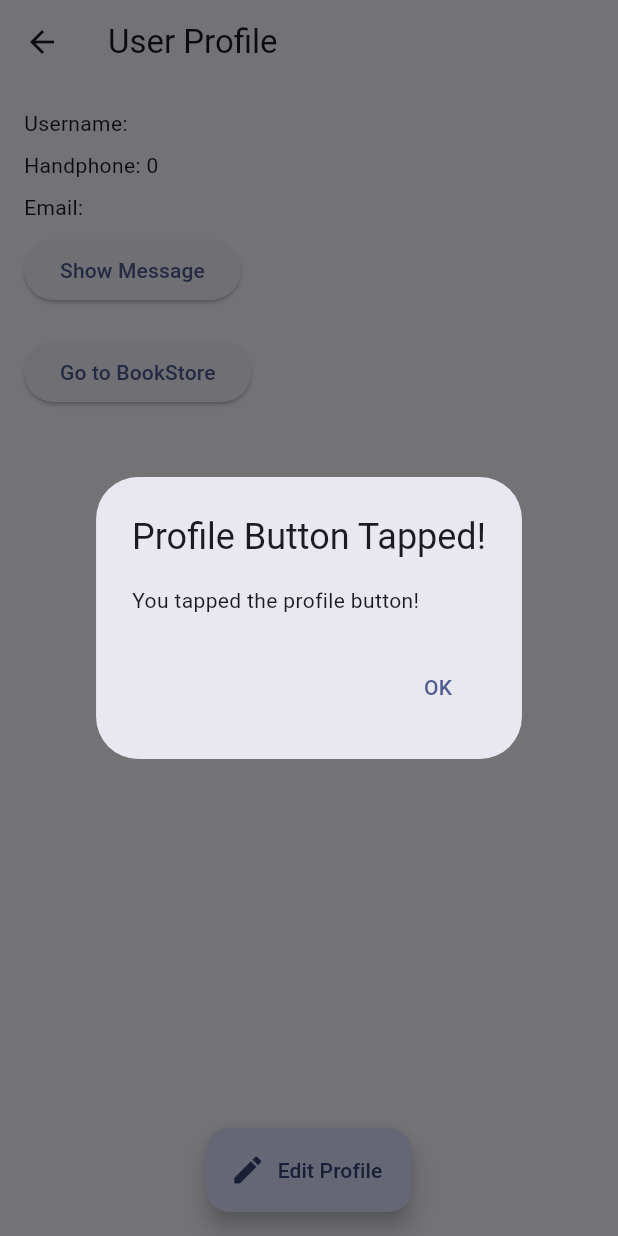
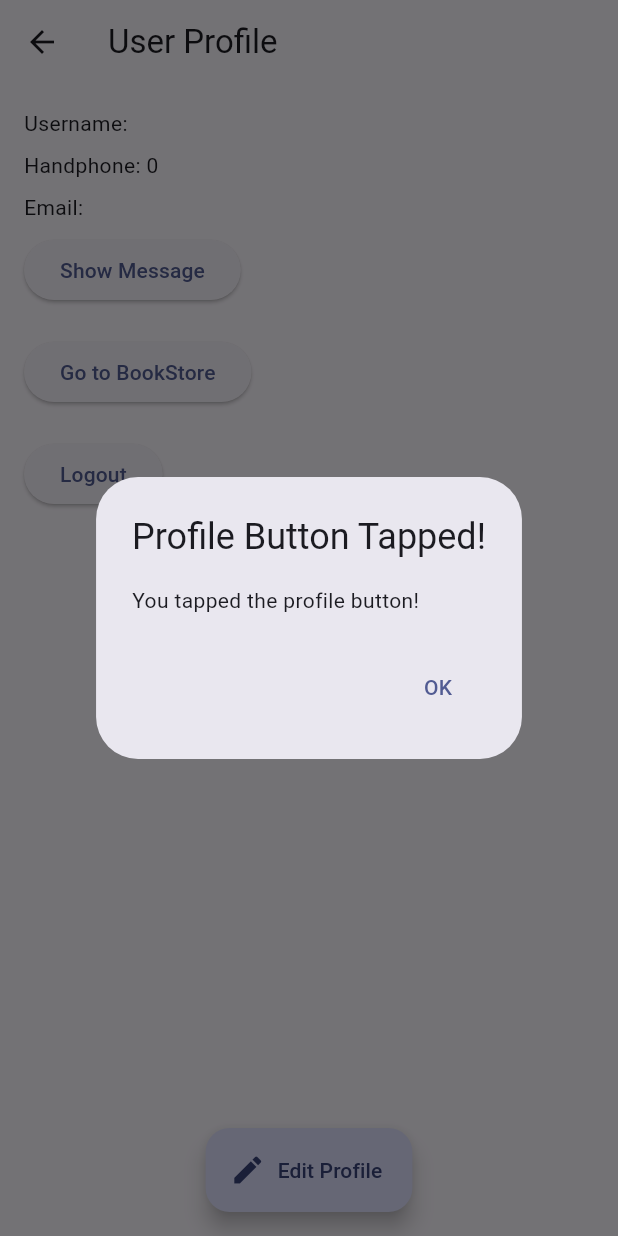
Before and after one commit to TK-PBP-F03/Readitique-mobile, a Flutter app: the ProfileScreen screen opened directly with empty values, after a tap on "Show Message", on a phone screen of 412 x 824 dp. Run offline on Flutter 3.47's test engine with Material 3 defaults, Android fonts, the light colour scheme and no system bars; missing offline and left inert: pbp_django_auth.

Commit message:
add logout

```diff
--- a/lib/homepage/book_list.dart
+++ b/lib/homepage/book_list.dart
@@ -17,7 +17,6 @@ List<NavigationItem> getNavigationItemList() {
   return <NavigationItem>[
     NavigationItem(Icons.home, "home"),
     NavigationItem(Icons.book, "book"),
-    NavigationItem(Icons.local_library, "library"),
     NavigationItem(Icons.person, "profile"),
   ];
 }
--- a/lib/screens/profile.dart
+++ b/lib/screens/profile.dart
@@ -1,30 +1,85 @@
 import 'dart:convert';
 
 import 'package:flutter/material.dart';
-import 'package:flutter/rendering.dart';
-import 'package:pbp_django_auth/pbp_django_auth.dart';
-import 'package:provider/provider.dart';
+import 'package:http/http.dart' as http;
+import 'package:readitique_mobile/main.dart';
 import 'package:readitique_mobile/models/userprofile.dart';
 import 'package:readitique_mobile/screens/wprofile.dart';
-import 'package:http/http.dart' as http;
-
 import "package:readitique_mobile/homepage/book_list.dart";
 
-void main() {
-  runApp(ProfileApp(user: "iniadminke2"));
+class LogoutHandler {
+  static Future<void> logout(BuildContext context) async {
+    var url = Uri.parse('http://127.0.0.1:8000/auth/logout/');
+    var response = await http.post(
+      url,
+      headers: {"Content-Type": "application/json"},
+    );
+
+    if (response.statusCode == 200) {
+      // Successfully logged out, navigate to the login screen
+      Navigator.pushReplacement(
+        context,
+        MaterialPageRoute(
+          builder: (context) => const MyApp(),
+        ),
+      );
+    } else {
+      // Handle logout failure
+      showDialog(
+        context: context,
+        builder: (BuildContext context) {
+          return AlertDialog(
+            title: const Text('Logout Failed'),
+            content: Text('Unable to logout. Please try again.'),
+            actions: [
+              TextButton(
+                onPressed: () {
+                  Navigator.of(context).pop();
+                },
+                child: Text('OK'),
+              ),
+            ],
+          );
+        },
+      );
+    }
+  }
 }
 
 class ProfileScreen extends StatelessWidget {
   final UserProfile userProfile;
 
   ProfileScreen({required this.userProfile}) {
-    // Initialize the variables in the constructor
     usernameNew = "kevin123";
     userNew = userProfile.username!;
   }
 
   late String usernameNew;
   late String userNew;
+
+  void _showMessage(BuildContext context) {
+    showDialog(
+      context: context,
+      builder: (BuildContext context) {
+        return AlertDialog(
+          title: Text('Profile Button Tapped!'),
+          content: Text('You tapped the profile button!'),
+          actions: [
+            TextButton(
+              onPressed: () {
+                Navigator.of(context).pop();
+              },
+              child: Text('OK'),
+            ),
+          ],
+        );
+      },
+    );
+  }
+
+  void _logout(BuildContext context) {
+    LogoutHandler.logout(context);
+  }
 
   @override
   Widget build(BuildContext context) {
@@ -43,34 +98,36 @@ class ProfileScreen extends StatelessWidget {
             SizedBox(height: 8),
             Text('Email: ${userProfile.email}'),
             SizedBox(height: 8),
-            //Text('Favorite Books: ${userProfile.favoriteBooks != null ? userProfile.favoriteBooks.join(", ") : "N/A"}'),
-            // SizedBox(height: 16),
-
             ElevatedButton(
               onPressed: () {
                 _showMessage(context);
               },
               child: Text('Show Message'),
             ),
-
             SizedBox(height: 20),
             ElevatedButton(
               onPressed: () {
-                // Navigate to the BookStore page without popping
                 Navigator.push(
                   context,
                   MaterialPageRoute(
-                      builder: (context) => Bookstore(username: userNew)),
+                    builder: (context) => Bookstore(username: userNew),
+                  ),
                 );
               },
               child: Text('Go to BookStore'),
+            ),
+            SizedBox(height: 20),
+            ElevatedButton(
+              onPressed: () {
+                _logout(context);
+              },
+              child: Text('Logout'),
             ),
           ],
         ),
       ),
       floatingActionButton: FloatingActionButton.extended(
         onPressed: () {
-          // Navigate to Profile Form Screen
           Navigator.push(
             context,
             MaterialPageRoute(
@@ -84,26 +141,6 @@ class ProfileScreen extends StatelessWidget {
         label: const Text("Edit Profile"),
       ),
       floatingActionButtonLocation: FloatingActionButtonLocation.centerFloat,
-    );
-  }
-
-  void _showMessage(BuildContext context) {
-    showDialog(
-      context: context,
-      builder: (BuildContext context) {
-        return AlertDialog(
-          title: Text('Profile Button Tapped!'),
-          content: Text('You tapped the profile button!'),
-          actions: [
-            TextButton(
-              onPressed: () {
-                Navigator.of(context).pop();
-              },
-              child: Text('OK'),
-            ),
-          ],
-        );
-      },
     );
   }
 }
@@ -153,3 +190,7 @@ class _ProfileAppState extends State<ProfileApp> {
     );
   }
 }
+
+void main() {
+  runApp(ProfileApp(user: "iniadminke2"));
+}
```
Also changed, not shown: lib/screens/login.dart (+9 -4 lines), lib/screens/register.dart (+8 -8 lines).
